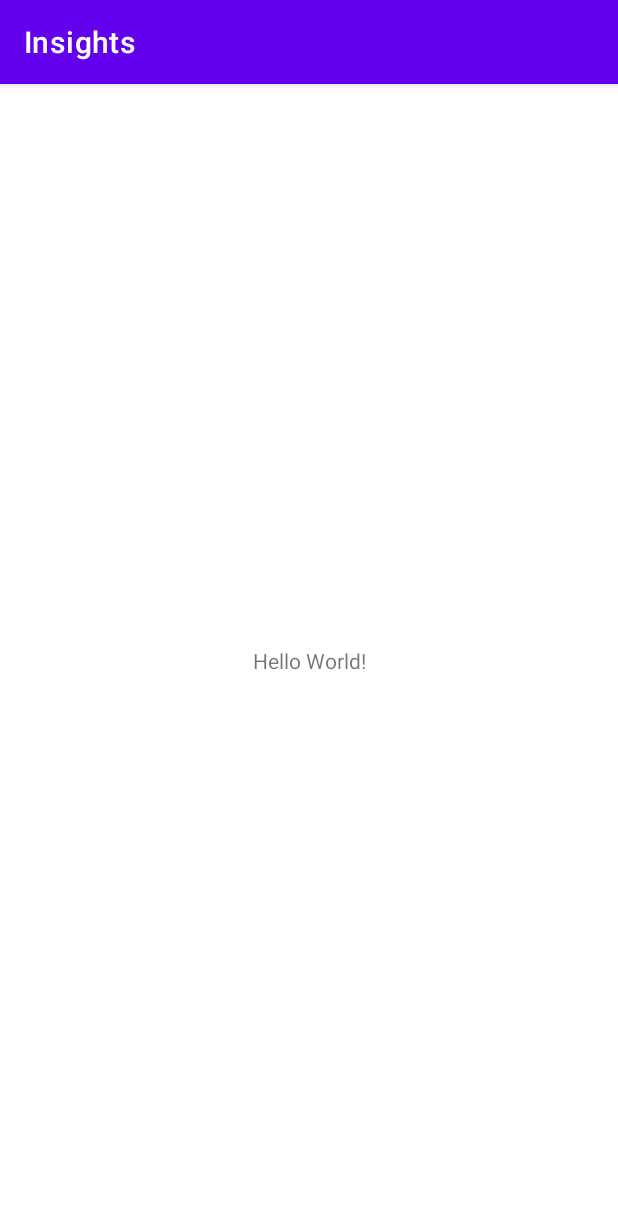
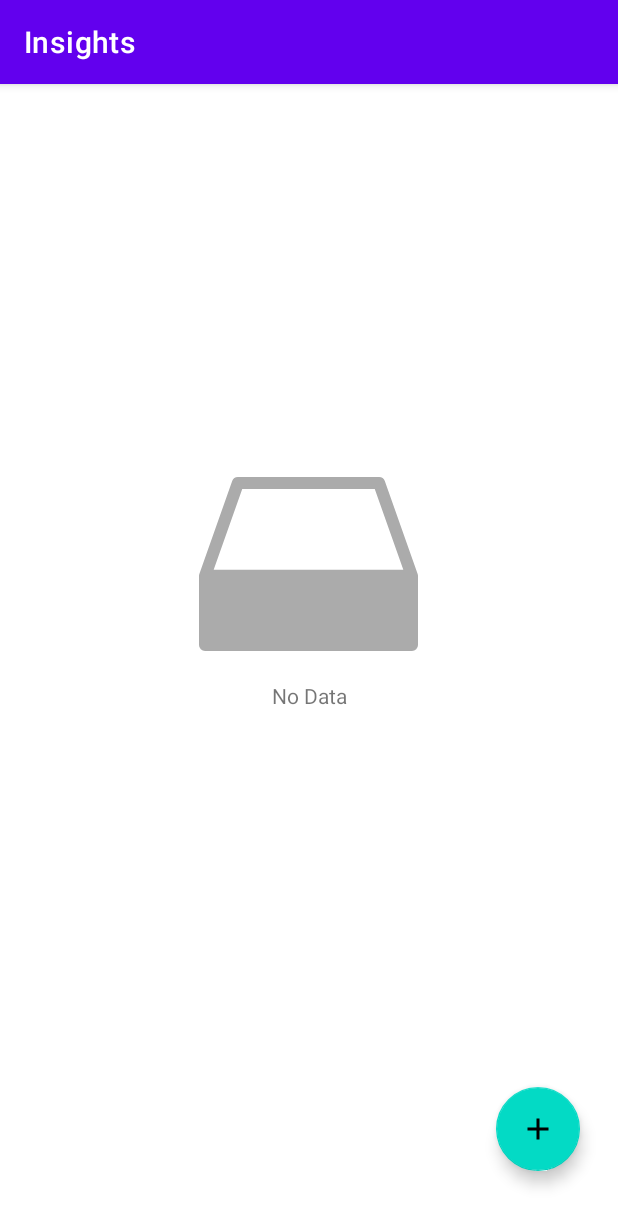
Before and after one commit to neerajg1320/fanalite, an Android app: the screen it shows after launch (MainActivity), on a phone screen of 412 x 824 dp. Shown: the top 1226 px of the screen. Run offline under Robolectric (Android 15) with nearby library versions, the phone set to English and light mode, and no system bars.

Commit message:
Created the Fragments. ListFragment with RecyclerView and NoData placeholders

```diff
--- a/Implementation/MobileApp/RulesApp/app/build.gradle
+++ b/Implementation/MobileApp/RulesApp/app/build.gradle
@@ -37,6 +37,9 @@ dependencies {
     implementation 'androidx.appcompat:appcompat:1.3.1'
     implementation 'com.google.android.material:material:1.4.0'
     implementation 'androidx.constraintlayout:constraintlayout:2.1.0'
+    implementation 'androidx.navigation:navigation-fragment-ktx:2.3.5'
+    implementation 'androidx.navigation:navigation-ui-ktx:2.3.5'
+    implementation 'androidx.legacy:legacy-support-v4:1.0.0'
     testImplementation 'junit:junit:4.+'
     androidTestImplementation 'androidx.test.ext:junit:1.1.3'
     androidTestImplementation 'androidx.test.espresso:espresso-core:3.4.0'
--- /dev/null
+++ b/Implementation/MobileApp/RulesApp/app/src/main/java/com/fanalite/rulesapp/fragments/add/AddRuleFragment.kt
@@ -0,0 +1,27 @@
+package com.fanalite.rulesapp.fragments.add
+
+import android.os.Bundle
+import androidx.fragment.app.Fragment
+import android.view.LayoutInflater
+import android.view.View
+import android.view.ViewGroup
+import com.fanalite.rulesapp.R
+
+
+/**
+ * A simple [Fragment] subclass.
+ * Use the [AddRuleFragment.newInstance] factory method to
+ * create an instance of this fragment.
+ */
+class AddRuleFragment : Fragment() {
+
+
+    override fun onCreateView(
+        inflater: LayoutInflater, container: ViewGroup?,
+        savedInstanceState: Bundle?
+    ): View? {
+        // Inflate the layout for this fragment
+        return inflater.inflate(R.layout.fragment_add_rule, container, false)
+    }
+
+}
--- /dev/null
+++ b/Implementation/MobileApp/RulesApp/app/src/main/java/com/fanalite/rulesapp/fragments/list/RulesListFragment.kt
@@ -0,0 +1,27 @@
+package com.fanalite.rulesapp.fragments.list
+
+import android.os.Bundle
+import androidx.fragment.app.Fragment
+import android.view.LayoutInflater
+import android.view.View
+import android.view.ViewGroup
+import com.fanalite.rulesapp.R
+
+
+/**
+ * A simple [Fragment] subclass.
+ * Use the [RulesListFragment.newInstance] factory method to
+ * create an instance of this fragment.
+ */
+class RulesListFragment : Fragment() {
+
+    override fun onCreateView(
+        inflater: LayoutInflater, container: ViewGroup?,
+        savedInstanceState: Bundle?
+    ): View? {
+        // Inflate the layout for this fragment
+        return inflater.inflate(R.layout.fragment_rules_list, container, false)
+    }
+
+
+}
--- /dev/null
+++ b/Implementation/MobileApp/RulesApp/app/src/main/java/com/fanalite/rulesapp/fragments/update/UpdateRuleFragment.kt
@@ -0,0 +1,26 @@
+package com.fanalite.rulesapp.fragments.update
+
+import android.os.Bundle
+import androidx.fragment.app.Fragment
+import android.view.LayoutInflater
+import android.view.View
+import android.view.ViewGroup
+import com.fanalite.rulesapp.R
+
+
+/**
+ * A simple [Fragment] subclass.
+ * Use the [UpdateRuleFragment.newInstance] factory method to
+ * create an instance of this fragment.
+ */
+class UpdateRuleFragment : Fragment() {
+
+    override fun onCreateView(
+        inflater: LayoutInflater, container: ViewGroup?,
+        savedInstanceState: Bundle?
+    ): View? {
+        // Inflate the layout for this fragment
+        return inflater.inflate(R.layout.fragment_update_rule, container, false)
+    }
+
+}
--- /dev/null
+++ b/Implementation/MobileApp/RulesApp/app/src/main/res/drawable/ic_baseline_add_24.xml
@@ -0,0 +1,10 @@
+<vector xmlns:android="http://schemas.android.com/apk/res/android"
+    android:width="24dp"
+    android:height="24dp"
+    android:viewportWidth="24"
+    android:viewportHeight="24"
+    android:tint="?attr/colorControlNormal">
+  <path
+      android:fillColor="@android:color/white"
+      android:pathData="M19,13h-6v6h-2v-6H5v-2h6V5h2v6h6v2z"/>
+</vector>
--- /dev/null
+++ b/Implementation/MobileApp/RulesApp/app/src/main/res/drawable/ic_no_data.xml
@@ -0,0 +1,9 @@
+<vector xmlns:android="http://schemas.android.com/apk/res/android"
+    android:width="146dp"
+    android:height="116dp"
+    android:viewportWidth="146"
+    android:viewportHeight="116">
+  <path
+      android:fillColor="@color/lightGray"
+      android:pathData="M123.87,2.693A4.052,4.052 0,0 0,120.045 0L25.956,0a4.052,4.052 0,0 0,-3.826 2.693L0.23,64.613A3.993,3.993 0,0 0,0 65.948v46.024A4.042,4.042 0,0 0,4.056 116L141.945,116A4.042,4.042 0,0 0,146 111.972L146,65.948a3.994,3.994 0,0 0,-0.23 -1.335ZM9.78,61.916l19.049,-53.86h88.341l19.049,53.86Z"/>
+</vector>
--- a/Implementation/MobileApp/RulesApp/app/src/main/res/layout/activity_main.xml
+++ b/Implementation/MobileApp/RulesApp/app/src/main/res/layout/activity_main.xml
@@ -6,13 +6,15 @@
     android:layout_height="match_parent"
     tools:context=".MainActivity">
 
-    <TextView
-        android:layout_width="wrap_content"
-        android:layout_height="wrap_content"
-        android:text="Hello World!"
+    <androidx.fragment.app.FragmentContainerView
+        android:id="@+id/navHostFragment"
+        android:name="androidx.navigation.fragment.NavHostFragment"
+        android:layout_width="409dp"
+        android:layout_height="729dp"
+        app:defaultNavHost="true"
         app:layout_constraintBottom_toBottomOf="parent"
-        app:layout_constraintLeft_toLeftOf="parent"
-        app:layout_constraintRight_toRightOf="parent"
-        app:layout_constraintTop_toTopOf="parent" />
-
+        app:layout_constraintEnd_toEndOf="parent"
+        app:layout_constraintStart_toStartOf="parent"
+        app:layout_constraintTop_toTopOf="parent"
+        app:navGraph="@navigation/rules_nav" />
 </androidx.constraintlayout.widget.ConstraintLayout>
--- /dev/null
+++ b/Implementation/MobileApp/RulesApp/app/src/main/res/layout/fragment_add_rule.xml
@@ -0,0 +1,14 @@
+<?xml version="1.0" encoding="utf-8"?>
+<FrameLayout xmlns:android="http://schemas.android.com/apk/res/android"
+    xmlns:tools="http://schemas.android.com/tools"
+    android:layout_width="match_parent"
+    android:layout_height="match_parent"
+    tools:context=".fragments.add.AddRuleFragment">
+
+    <!-- TODO: Update blank fragment layout -->
+    <TextView
+        android:layout_width="match_parent"
+        android:layout_height="match_parent"
+        android:text="@string/hello_blank_fragment" />
+
+</FrameLayout>
--- /dev/null
+++ b/Implementation/MobileApp/RulesApp/app/src/main/res/layout/fragment_rules_list.xml
@@ -0,0 +1,55 @@
+<?xml version="1.0" encoding="utf-8"?>
+<androidx.constraintlayout.widget.ConstraintLayout xmlns:android="http://schemas.android.com/apk/res/android"
+    xmlns:app="http://schemas.android.com/apk/res-auto"
+    xmlns:tools="http://schemas.android.com/tools"
+    android:layout_width="match_parent"
+    android:layout_height="match_parent"
+    tools:context=".fragments.list.RulesListFragment">
+
+
+    <androidx.recyclerview.widget.RecyclerView
+        android:id="@+id/rvRulesList"
+        android:layout_width="409dp"
+        android:layout_height="729dp"
+        app:layout_constraintBottom_toBottomOf="parent"
+        app:layout_constraintEnd_toEndOf="parent"
+        app:layout_constraintStart_toStartOf="parent"
+        app:layout_constraintTop_toTopOf="parent"
+        app:layout_constraintVertical_bias="0.0" />
+
+    <com.google.android.material.floatingactionbutton.FloatingActionButton
+        android:id="@+id/floatingActionButton"
+        android:layout_width="wrap_content"
+        android:layout_height="wrap_content"
+        android:layout_marginEnd="24dp"
+        android:layout_marginBottom="24dp"
+        android:clickable="true"
+        android:src="@drawable/ic_baseline_add_24"
+        android:tint="@color/white"
+        app:layout_constraintBottom_toBottomOf="parent"
+        app:layout_constraintEnd_toEndOf="parent" />
+
+    <ImageView
+        android:id="@+id/ivNoData"
+        android:layout_width="wrap_content"
+        android:layout_height="wrap_content"
+        android:src="@drawable/ic_no_data"
+        app:layout_constraintBottom_toBottomOf="parent"
+        app:layout_constraintEnd_toEndOf="parent"
+        app:layout_constraintHorizontal_bias="0.498"
+        app:layout_constraintStart_toStartOf="@+id/rvRulesList"
+        app:layout_constraintTop_toTopOf="parent"
+        app:layout_constraintVertical_bias="0.396" />
+
+    <TextView
+        android:id="@+id/tvNoData"
+        android:layout_width="wrap_content"
+        android:layout_height="wrap_content"
+        android:layout_marginTop="20dp"
+        android:text="No Data"
+        app:layout_constraintEnd_toEndOf="parent"
+        app:layout_constraintHorizontal_bias="0.5"
+        app:layout_constraintStart_toStartOf="parent"
+        app:layout_constraintTop_toBottomOf="@+id/ivNoData" />
+
+</androidx.constraintlayout.widget.ConstraintLayout>
--- /dev/null
+++ b/Implementation/MobileApp/RulesApp/app/src/main/res/layout/fragment_update_rule.xml
@@ -0,0 +1,14 @@
+<?xml version="1.0" encoding="utf-8"?>
+<FrameLayout xmlns:android="http://schemas.android.com/apk/res/android"
+    xmlns:tools="http://schemas.android.com/tools"
+    android:layout_width="match_parent"
+    android:layout_height="match_parent"
+    tools:context=".fragments.update.UpdateRuleFragment">
+
+    <!-- TODO: Update blank fragment layout -->
+    <TextView
+        android:layout_width="match_parent"
+        android:layout_height="match_parent"
+        android:text="@string/hello_blank_fragment" />
+
+</FrameLayout>
--- /dev/null
+++ b/Implementation/MobileApp/RulesApp/app/src/main/res/navigation/rules_nav.xml
@@ -0,0 +1,38 @@
+<?xml version="1.0" encoding="utf-8"?>
+<navigation xmlns:android="http://schemas.android.com/apk/res/android"
+    xmlns:app="http://schemas.android.com/apk/res-auto"
+    xmlns:tools="http://schemas.android.com/tools"
+    android:id="@+id/rules_nav"
+    app:startDestination="@id/rulesListFragment">
+
+    <fragment
+        android:id="@+id/rulesListFragment"
+        android:name="com.fanalite.rulesapp.fragments.list.RulesListFragment"
+        android:label="fragment_rules_list"
+        tools:layout="@layout/fragment_rules_list" >
+        <action
+            android:id="@+id/action_rulesListFragment_to_addRuleFragment"
+            app:destination="@id/addRuleFragment" />
+        <action
+            android:id="@+id/action_rulesListFragment_to_updateRuleFragment"
+            app:destination="@id/updateRuleFragment" />
+    </fragment>
+    <fragment
+        android:id="@+id/addRuleFragment"
+        android:name="com.fanalite.rulesapp.fragments.add.AddRuleFragment"
+        android:label="fragment_add_rule"
+        tools:layout="@layout/fragment_add_rule" >
+        <action
+            android:id="@+id/action_addRuleFragment_to_rulesListFragment"
+            app:destination="@id/rulesListFragment" />
+    </fragment>
+    <fragment
+        android:id="@+id/updateRuleFragment"
+        android:name="com.fanalite.rulesapp.fragments.update.UpdateRuleFragment"
+        android:label="fragment_update_rule"
+        tools:layout="@layout/fragment_update_rule" >
+        <action
+            android:id="@+id/action_updateRuleFragment_to_rulesListFragment"
+            app:destination="@id/rulesListFragment" />
+    </fragment>
+</navigation>
--- a/Implementation/MobileApp/RulesApp/app/src/main/res/values/colors.xml
+++ b/Implementation/MobileApp/RulesApp/app/src/main/res/values/colors.xml
@@ -1,5 +1,7 @@
 <?xml version="1.0" encoding="utf-8"?>
 <resources>
+    <color name="lightGray">#ABABAB</color>
+
     <color name="purple_200">#FFBB86FC</color>
     <color name="purple_500">#FF6200EE</color>
     <color name="purple_700">#FF3700B3</color>
--- a/Implementation/MobileApp/RulesApp/app/src/main/res/values/strings.xml
+++ b/Implementation/MobileApp/RulesApp/app/src/main/res/values/strings.xml
@@ -1,3 +1,5 @@
 <resources>
     <string name="app_name">Insights</string>
+    <!-- TODO: Remove or change this placeholder text -->
+    <string name="hello_blank_fragment">Hello blank fragment</string>
 </resources>
```
